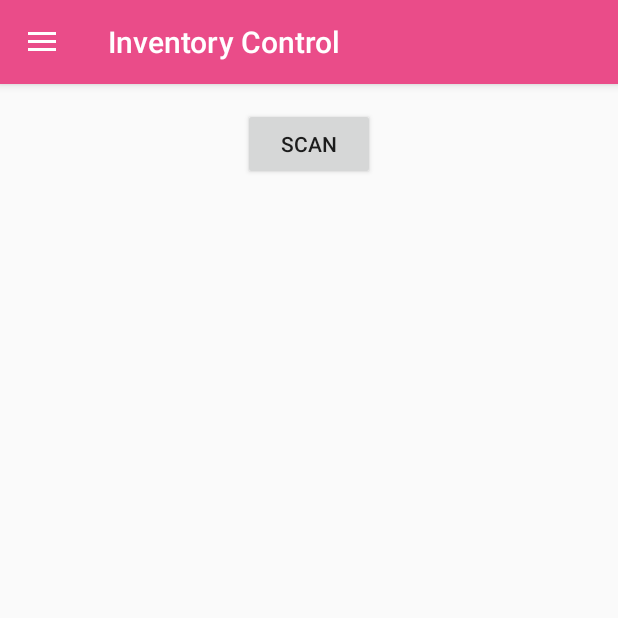
After one commit to nandadong/Inventory_Control, an Android app: the fragment ScanBarcodeFragment placed in its activity, on a phone screen of 412 x 824 dp, the top half of it. The commit adds this screen. Run offline under Robolectric (Android 15) with nearby library versions, the phone set to English and light mode, and no system bars; our stand-ins replace ButterKnife.

Commit message:
Navigation drawer with fragment

```diff
--- a/app/src/main/java/com/example/nandong/inventorycontrol/MainActivity.java
+++ b/app/src/main/java/com/example/nandong/inventorycontrol/MainActivity.java
@@ -1,55 +1,105 @@
 package com.example.nandong.inventorycontrol;
 
+import android.content.res.Configuration;
 import android.support.v7.app.AppCompatActivity;
 import android.os.Bundle;
-import com.google.zxing.integration.android.IntentIntegrator;
-import com.google.zxing.integration.android.IntentResult;
-import android.app.Activity;
-import android.content.Intent;
-import android.view.View;
-import android.view.View.OnClickListener;
-import android.widget.Button;
-import android.widget.TextView;
+import android.support.design.widget.NavigationView;
+import android.app.Fragment;
+import android.support.v4.widget.DrawerLayout;
+import android.support.v7.app.ActionBarDrawerToggle;
+import android.view.MenuItem;
 import android.widget.Toast;
 
-public class MainActivity extends AppCompatActivity implements OnClickListener {
-    private Button scanBtn;
-    private TextView formatTxt, contentTxt;
+import butterknife.BindView;
+import butterknife.ButterKnife;
+
+@SuppressWarnings("ConstantConditions")
+public class MainActivity extends AppCompatActivity {
+
+    @BindView(R.id.drawer) NavigationView navigationView;
+    @BindView(R.id.drawer_layout) DrawerLayout drawerLayout;
+
+    private ActionBarDrawerToggle drawerToggle;
+
     @Override
     protected void onCreate(Bundle savedInstanceState) {
         super.onCreate(savedInstanceState);
         setContentView(R.layout.activity_main);
-        scanBtn = (Button)findViewById(R.id.scan_button);
-        formatTxt = (TextView)findViewById(R.id.scan_format);
-        contentTxt = (TextView)findViewById(R.id.scan_content);
+        ButterKnife.bind(this);
 
-        scanBtn.setOnClickListener(this);
+        getSupportActionBar().setDisplayHomeAsUpEnabled(true);
+        getSupportActionBar().setHomeButtonEnabled(true);
+
+        setupDrawer();
 
     }
-    public void onClick(View v){
-        //respond to clicks
-        if(v.getId()==R.id.scan_button){
-            //scan
-            IntentIntegrator scanIntegrator = new IntentIntegrator(this);
-            scanIntegrator.initiateScan();
-        }
+
+    @Override
+    protected void onPostCreate(Bundle savedInstanceState) {
+        super.onPostCreate(savedInstanceState);
+        drawerToggle.syncState();
     }
 
-    public void onActivityResult(int requestCode, int resultCode, Intent intent) {
-        //retrieve scan result
-        IntentResult scanningResult = IntentIntegrator.parseActivityResult(requestCode, resultCode, intent);
-        if (scanningResult != null) {
-            //we have a result
-            String scanContent = scanningResult.getContents();
-            String scanFormat = scanningResult.getFormatName();
-            formatTxt.setText("FORMAT: " + scanFormat);
-            contentTxt.setText("CONTENT: " + scanContent);
-        } else {
-            Toast toast = Toast.makeText(getApplicationContext(),
-                    "No scan data received!", Toast.LENGTH_SHORT);
-            toast.show();
-        }
+    @Override
+    public void onConfigurationChanged(Configuration newConfig) {
+        super.onConfigurationChanged(newConfig);
+        drawerToggle.onConfigurationChanged(newConfig);
     }
 
+    @Override
+    public boolean onOptionsItemSelected(MenuItem item) {
+        if (drawerToggle.onOptionsItemSelected(item)) {
+            return true;
+        }
+        return super.onOptionsItemSelected(item);
+    }
+
+    private void setupDrawer() {
+        drawerToggle = new ActionBarDrawerToggle(
+                this,
+                drawerLayout,
+                R.string.open_drawer,
+                R.string.close_drawer
+        );
+
+        drawerLayout.setDrawerListener(drawerToggle);
+
+        navigationView.setNavigationItemSelectedListener(new NavigationView.OnNavigationItemSelectedListener() {
+            @Override
+            public boolean onNavigationItemSelected(MenuItem item) {
+                if (item.isChecked()) {
+                    drawerLayout.closeDrawers();
+                    return true;
+                }
+                Fragment fragment = null;
+                switch (item.getItemId()) {
+                    case R.id.drawer_item_home:
+                        Toast.makeText(MainActivity.this, "home clicked", Toast.LENGTH_SHORT).show();
+                        setTitle(R.string.title_home);
+                        break;
+                    case R.id.drawer_item_user:
+                        Toast.makeText(MainActivity.this, "user clicked", Toast.LENGTH_SHORT).show();
+                        setTitle(R.string.title_user);
+                        break;
+                    case R.id.drawer_item_scan:
+                        fragment = ScanBarcodeFragment.newInstance();
+                        Toast.makeText(MainActivity.this, "scan clicked", Toast.LENGTH_SHORT).show();
+                        setTitle(R.string.title_scan);
+                        break;
+                }
+                drawerLayout.closeDrawers();
+
+                if (fragment != null) {
+                    getFragmentManager()
+                            .beginTransaction()
+                            .replace(R.id.fragment_container, fragment)
+                            .commit();
+                    return true;
+                }
+
+                return false;
+            }
+        });
+    }
 
 }
--- /dev/null
+++ b/app/src/main/java/com/example/nandong/inventorycontrol/ScanBarcodeFragment.java
@@ -0,0 +1,67 @@
+package com.example.nandong.inventorycontrol;
+
+import android.content.Intent;
+import android.os.Bundle;
+import android.support.annotation.Nullable;
+import android.app.Fragment;
+import android.view.LayoutInflater;
+import android.view.View;
+import android.view.ViewGroup;
+import android.widget.Button;
+import android.widget.TextView;
+import android.widget.Toast;
+
+import com.google.zxing.integration.android.IntentIntegrator;
+import com.google.zxing.integration.android.IntentResult;
+
+/**
+ * Created by nandong on 12/5/16.
+ */
+
+
+public class ScanBarcodeFragment extends Fragment implements View.OnClickListener {
+    private Button scanBtn;
+    private TextView formatTxt, contentTxt;
+
+    public static ScanBarcodeFragment newInstance() {
+        return new ScanBarcodeFragment();
+    }
+
+    @Override
+    public View onCreateView(LayoutInflater inflater, @Nullable ViewGroup container, @Nullable Bundle savedInstanceState) {
+        View view = inflater.inflate(R.layout.fragment_scan_barcode, container, false);
+
+
+        scanBtn = (Button) view.findViewById(R.id.scan_button);
+        formatTxt = (TextView) view.findViewById(R.id.scan_format);
+        contentTxt = (TextView) view.findViewById(R.id.scan_content);
+
+        scanBtn.setOnClickListener(this);
+        return view;
+    }
+
+    public void onClick(View v){
+        //respond to clicks
+        if(v.getId() == R.id.scan_button){
+            //scan
+            IntentIntegrator scanIntegrator = new IntentIntegrator(this);
+            scanIntegrator.initiateScan();
+        }
+    }
+
+    public void onActivityResult(int requestCode, int resultCode, Intent intent) {
+        //retrieve scan result
+        IntentResult scanningResult = IntentIntegrator.parseActivityResult(requestCode, resultCode, intent);
+        if (scanningResult != null) {
+            //we have a result
+            String scanContent = scanningResult.getContents();
+            String scanFormat = scanningResult.getFormatName();
+            formatTxt.setText("FORMAT: " + scanFormat);
+            contentTxt.setText("CONTENT: " + scanContent);
+        } else {
+            Toast toast = Toast.makeText(getActivity().getApplicationContext(),
+                    "No scan data received!", Toast.LENGTH_SHORT);
+            toast.show();
+        }
+    }
+}
--- a/app/src/main/java/com/google/zxing/integration/android/IntentIntegrator.java
+++ b/app/src/main/java/com/google/zxing/integration/android/IntentIntegrator.java
@@ -34,6 +34,8 @@ import android.content.pm.ResolveInfo;
 import android.net.Uri;
 import android.os.Bundle;
 import android.util.Log;
+
+import com.example.nandong.inventorycontrol.ScanBarcodeFragment;
 
 /**
  * <p>A utility class which helps ease integration with Barcode Scanner via {@link Intent}s. This is a simple
--- /dev/null
+++ b/app/src/main/res/drawable/ic_home_black_18px.xml
@@ -0,0 +1,10 @@
+<vector xmlns:android="http://schemas.android.com/apk/res/android"
+        android:width="18dp"
+        android:height="18dp"
+        android:alpha="0.70"
+        android:viewportHeight="24.0"
+        android:viewportWidth="24.0">
+    <path
+        android:fillColor="#000000"
+        android:pathData="M10,20v-6h4v6h5v-8h3L12,3 2,12h3v8z"/>
+</vector>
--- /dev/null
+++ b/app/src/main/res/drawable/ic_people_black_18px.xml
@@ -0,0 +1,9 @@
+<vector xmlns:android="http://schemas.android.com/apk/res/android"
+        android:width="18dp"
+        android:height="18dp"
+        android:viewportWidth="24.0"
+        android:viewportHeight="24.0">
+    <path
+        android:pathData="M16,11c1.66,0 2.99,-1.34 2.99,-3S17.66,5 16,5c-1.66,0 -3,1.34 -3,3s1.34,3 3,3zM8,11c1.66,0 2.99,-1.34 2.99,-3S9.66,5 8,5C6.34,5 5,6.34 5,8s1.34,3 3,3zM8,13c-2.33,0 -7,1.17 -7,3.5L1,19h14v-2.5c0,-2.33 -4.67,-3.5 -7,-3.5zM16,13c-0.29,0 -0.62,0.02 -0.97,0.05 1.16,0.84 1.97,1.97 1.97,3.45L17,19h6v-2.5c0,-2.33 -4.67,-3.5 -7,-3.5z"
+        android:fillColor="#000000"/>
+</vector>
--- /dev/null
+++ b/app/src/main/res/drawable/ic_photo_camera_black_18px.xml
@@ -0,0 +1,12 @@
+<vector xmlns:android="http://schemas.android.com/apk/res/android"
+        android:width="18dp"
+        android:height="18dp"
+        android:viewportWidth="24.0"
+        android:viewportHeight="24.0">
+    <path
+        android:pathData="M12,12m-3.2,0a3.2,3.2 0,1 1,6.4 0a3.2,3.2 0,1 1,-6.4 0"
+        android:fillColor="#000000"/>
+    <path
+        android:pathData="M9,2L7.17,4L4,4c-1.1,0 -2,0.9 -2,2v12c0,1.1 0.9,2 2,2h16c1.1,0 2,-0.9 2,-2L22,6c0,-1.1 -0.9,-2 -2,-2h-3.17L15,2L9,2zM12,17c-2.76,0 -5,-2.24 -5,-5s2.24,-5 5,-5 5,2.24 5,5 -2.24,5 -5,5z"
+        android:fillColor="#000000"/>
+</vector>
--- a/app/src/main/res/layout/activity_main.xml
+++ b/app/src/main/res/layout/activity_main.xml
@@ -1,32 +1,25 @@
 <?xml version="1.0" encoding="utf-8"?>
-<RelativeLayout xmlns:android="http://schemas.android.com/apk/res/android"
+<android.support.v4.widget.DrawerLayout
+    xmlns:android="http://schemas.android.com/apk/res/android"
     xmlns:tools="http://schemas.android.com/tools"
-    android:id="@+id/activity_main"
+    xmlns:app="http://schemas.android.com/apk/res-auto"
+    android:id="@+id/drawer_layout"
     android:layout_width="match_parent"
     android:layout_height="match_parent"
-    android:paddingBottom="@dimen/activity_vertical_margin"
-    android:paddingLeft="@dimen/activity_horizontal_margin"
-    android:paddingRight="@dimen/activity_horizontal_margin"
-    android:paddingTop="@dimen/activity_vertical_margin"
     tools:context="com.example.nandong.inventorycontrol.MainActivity">
 
-    <Button android:id="@+id/scan_button"
+    <FrameLayout
+        android:id="@+id/fragment_container"
+        android:layout_width="match_parent"
+        android:layout_height="match_parent" />
+
+    <android.support.design.widget.NavigationView
+        android:id="@+id/drawer"
         android:layout_width="wrap_content"
-        android:layout_height="wrap_content"
-        android:layout_centerHorizontal="true"
-        android:text="@string/scan" />
-    <TextView
-        android:id="@+id/scan_format"
-        android:layout_width="wrap_content"
-        android:layout_height="wrap_content"
-        android:textIsSelectable="true"
-        android:layout_centerHorizontal="true"
-        android:layout_below="@id/scan_button" />
-    <TextView
-        android:id="@+id/scan_content"
-        android:layout_width="wrap_content"
-        android:layout_height="wrap_content"
-        android:textIsSelectable="true"
-        android:layout_centerHorizontal="true"
-        android:layout_below="@id/scan_format" />
-</RelativeLayout>
+        android:layout_height="match_parent"
+        android:layout_gravity="start"
+        app:headerLayout="@layout/nav_header"
+        app:menu="@menu/drawer_menu" />
+
+
+</android.support.v4.widget.DrawerLayout>
--- /dev/null
+++ b/app/src/main/res/layout/fragment_scan_barcode.xml
@@ -0,0 +1,31 @@
+<?xml version="1.0" encoding="utf-8"?>
+<RelativeLayout xmlns:android="http://schemas.android.com/apk/res/android"
+    android:id="@+id/fragment_scan_barcode"
+    android:layout_width="match_parent"
+    android:layout_height="match_parent"
+    android:paddingBottom="@dimen/activity_vertical_margin"
+    android:paddingLeft="@dimen/activity_horizontal_margin"
+    android:paddingRight="@dimen/activity_horizontal_margin"
+    android:paddingTop="@dimen/activity_vertical_margin">
+
+    <Button android:id="@+id/scan_button"
+        android:layout_width="wrap_content"
+        android:layout_height="wrap_content"
+        android:layout_centerHorizontal="true"
+        android:text="@string/scan" />
+    <TextView
+        android:id="@+id/scan_format"
+        android:layout_width="wrap_content"
+        android:layout_height="wrap_content"
+        android:textIsSelectable="true"
+        android:layout_centerHorizontal="true"
+        android:layout_below="@id/scan_button" />
+    <TextView
+        android:id="@+id/scan_content"
+        android:layout_width="wrap_content"
+        android:layout_height="wrap_content"
+        android:textIsSelectable="true"
+        android:layout_centerHorizontal="true"
+        android:layout_below="@id/scan_format" />
+
+</RelativeLayout>
--- /dev/null
+++ b/app/src/main/res/menu/drawer_menu.xml
@@ -0,0 +1,19 @@
+<?xml version="1.0" encoding="utf-8"?>
+<menu xmlns:android="http://schemas.android.com/apk/res/android">
+    <group android:checkableBehavior="single">
+        <item
+            android:id="@+id/drawer_item_home"
+            android:checked="true"
+            android:icon="@drawable/ic_home_black_18px"
+            android:title="@string/drawer_menu_home" />
+        <item
+            android:id="@+id/drawer_item_user"
+            android:checked="true"
+            android:icon="@drawable/ic_people_black_18px"
+            android:title="@string/drawer_menu_user" />
+        <item
+            android:id="@+id/drawer_item_scan"
+            android:icon="@drawable/ic_photo_camera_black_18px"
+            android:title="@string/drawer_menu_scan" />
+    </group>
+</menu>
--- a/app/src/main/res/values/dimens.xml
+++ b/app/src/main/res/values/dimens.xml
@@ -2,4 +2,10 @@
     <!-- Default screen margins, per the Android Design guidelines. -->
     <dimen name="activity_horizontal_margin">16dp</dimen>
     <dimen name="activity_vertical_margin">16dp</dimen>
+
+    <dimen name="spacing_xsmall">4dp</dimen>
+    <dimen name="spacing_small">8dp</dimen>
+    <dimen name="spacing_medium_small">12dp</dimen>
+    <dimen name="spacing_medium">16dp</dimen>
+    <dimen name="spacing_large">24dp</dimen>
 </resources>
--- a/app/src/main/res/values/strings.xml
+++ b/app/src/main/res/values/strings.xml
@@ -1,4 +1,15 @@
 <resources>
     <string name="app_name">Inventory Control</string>
     <string name="scan">Scan</string>
+
+    <string name="drawer_menu_home">Home</string>
+    <string name="drawer_menu_user">User</string>
+    <string name="drawer_menu_scan">Scan</string>
+
+    <string name="title_home">Inventory Control</string>
+    <string name="title_user">User</string>
+    <string name="title_scan">Scan</string>
+
+    <string name="open_drawer">open drawer</string>
+    <string name="close_drawer">close drawer</string>
 </resources>
--- a/build.gradle
+++ b/build.gradle
@@ -6,7 +6,7 @@ buildscript {
     }
     dependencies {
         classpath 'com.android.tools.build:gradle:2.2.2'
-
+        classpath 'com.neenbedankt.gradle.plugins:android-apt:1.8'
         // NOTE: Do not place your application dependencies here; they belong
         // in the individual module build.gradle files
     }
```
Also changed, not shown: app/build.gradle (+11 -5 lines), app/src/main/res/drawable/ic_favorite_black_18dp.xml (added, +10 -0 lines), app/src/main/res/layout/nav_header.xml (added, +19 -0 lines), app/src/main/res/values/styles.xml (+8 -0 lines).
